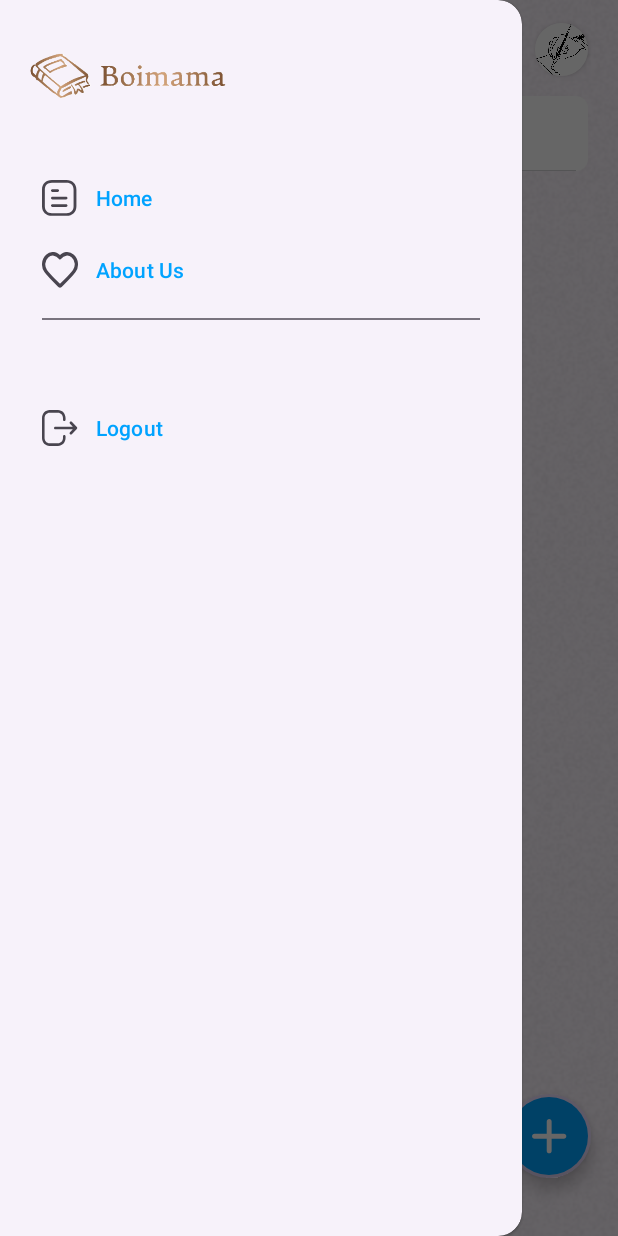
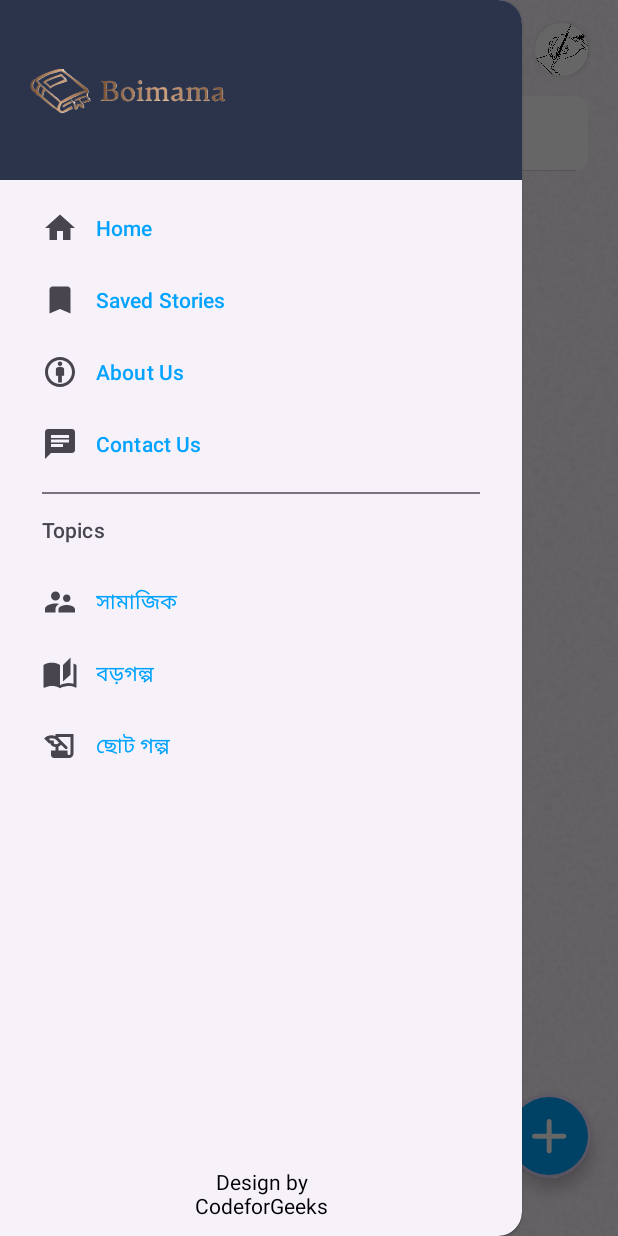
Before and after one commit to riteshbangal/BoimamaAndroidApp, an Android app: the ListStoriesActivity screen opened directly, with no data from a screen before it, with the side drawer open, on a phone screen of 412 x 824 dp. Run offline under Robolectric (Android 15) with nearby library versions, the phone set to English and light mode, and no system bars; pictures from the network do not load; Roboto replaces fonts that are not available here; 2 statements that could not run were skipped.

Commit message:
Implement Navigation Drawer Menu

```diff
--- a/app/src/main/java/in/boimama/app/android/utils/ApplicationConstants.java
+++ b/app/src/main/java/in/boimama/app/android/utils/ApplicationConstants.java
@@ -7,6 +7,8 @@ public class ApplicationConstants {
     }
 
     // Define constant fields here
+
+    public static final String EMPTY_STRING = "";
     public static final String SUCCESS_MESSAGE = "success";
     public static final String FAILURE_MESSAGE = "failure";
 
--- /dev/null
+++ b/app/src/main/res/drawable/about_us_icon.xml
@@ -0,0 +1,7 @@
+<vector android:height="24dp" android:tint="#000000"
+    android:viewportHeight="24" android:viewportWidth="24"
+    android:width="24dp" xmlns:android="http://schemas.android.com/apk/res/android">
+    <path android:fillColor="@android:color/white" android:pathData="M12,8.5c-0.91,0 -2.75,0.46 -2.75,1.38v4.62h1.5V19h2.5v-4.5h1.5V9.88C14.75,8.97 12.91,8.5 12,8.5z"/>
+    <path android:fillColor="@android:color/white" android:pathData="M12,2C6.47,2 2,6.47 2,12s4.47,10 10,10s10,-4.48 10,-10S17.52,2 12,2zM12,20c-4.42,0 -8,-3.58 -8,-8s3.58,-8 8,-8s8,3.58 8,8S16.42,20 12,20z"/>
+    <path android:fillColor="@android:color/white" android:pathData="M12,6.5m-1.5,0a1.5,1.5 0,1 1,3 0a1.5,1.5 0,1 1,-3 0"/>
+</vector>
--- /dev/null
+++ b/app/src/main/res/drawable/barogalpo_icon.xml
@@ -0,0 +1,5 @@
+<vector android:height="24dp" android:tint="#000000"
+    android:viewportHeight="24" android:viewportWidth="24"
+    android:width="24dp" xmlns:android="http://schemas.android.com/apk/res/android">
+    <path android:fillColor="@android:color/white" android:pathData="M19,1l-5,5v11l5,-4.5L19,1zM1,6v14.65c0,0.25 0.25,0.5 0.5,0.5 0.1,0 0.15,-0.05 0.25,-0.05C3.1,20.45 5.05,20 6.5,20c1.95,0 4.05,0.4 5.5,1.5L12,6c-1.45,-1.1 -3.55,-1.5 -5.5,-1.5S2.45,4.9 1,6zM23,19.5L23,6c-0.6,-0.45 -1.25,-0.75 -2,-1v13.5c-1.1,-0.35 -2.3,-0.5 -3.5,-0.5 -1.7,0 -4.15,0.65 -5.5,1.5v2c1.35,-0.85 3.8,-1.5 5.5,-1.5 1.65,0 3.35,0.3 4.75,1.05 0.1,0.05 0.15,0.05 0.25,0.05 0.25,0 0.5,-0.25 0.5,-0.5v-1.1z"/>
+</vector>
--- /dev/null
+++ b/app/src/main/res/drawable/contact_icon.xml
@@ -0,0 +1,5 @@
+<vector android:autoMirrored="true" android:height="24dp"
+    android:tint="#000000" android:viewportHeight="24"
+    android:viewportWidth="24" android:width="24dp" xmlns:android="http://schemas.android.com/apk/res/android">
+    <path android:fillColor="@android:color/white" android:pathData="M20,2L4,2c-1.1,0 -1.99,0.9 -1.99,2L2,22l4,-4h14c1.1,0 2,-0.9 2,-2L22,4c0,-1.1 -0.9,-2 -2,-2zM6,9h12v2L6,11L6,9zM14,14L6,14v-2h8v2zM18,8L6,8L6,6h12v2z"/>
+</vector>
--- /dev/null
+++ b/app/src/main/res/drawable/home_icon.xml
@@ -0,0 +1,5 @@
+<vector android:height="24dp" android:tint="#000000"
+    android:viewportHeight="24" android:viewportWidth="24"
+    android:width="24dp" xmlns:android="http://schemas.android.com/apk/res/android">
+    <path android:fillColor="@android:color/white" android:pathData="M10,20v-6h4v6h5v-8h3L12,3 2,12h3v8z"/>
+</vector>
--- /dev/null
+++ b/app/src/main/res/drawable/pen_paper_icon.xml
@@ -0,0 +1,5 @@
+<vector android:height="24dp" android:tint="#000000"
+    android:viewportHeight="24" android:viewportWidth="24"
+    android:width="24dp" xmlns:android="http://schemas.android.com/apk/res/android">
+    <path android:fillColor="@android:color/white" android:pathData="M9,4v1.38c-0.83,-0.33 -1.72,-0.5 -2.61,-0.5c-1.79,0 -3.58,0.68 -4.95,2.05l3.33,3.33h1.11v1.11c0.86,0.86 1.98,1.31 3.11,1.36V15H6v3c0,1.1 0.9,2 2,2h10c1.66,0 3,-1.34 3,-3V4H9zM7.89,10.41V8.26H5.61L4.57,7.22C5.14,7 5.76,6.88 6.39,6.88c1.34,0 2.59,0.52 3.54,1.46l1.41,1.41l-0.2,0.2c-0.51,0.51 -1.19,0.8 -1.92,0.8C8.75,10.75 8.29,10.63 7.89,10.41zM19,17c0,0.55 -0.45,1 -1,1s-1,-0.45 -1,-1v-2h-6v-2.59c0.57,-0.23 1.1,-0.57 1.56,-1.03l0.2,-0.2L15.59,14H17v-1.41l-6,-5.97V6h8V17z"/>
+</vector>
--- /dev/null
+++ b/app/src/main/res/drawable/saved_list.xml
@@ -0,0 +1,5 @@
+<vector android:height="24dp" android:tint="#000000"
+    android:viewportHeight="24" android:viewportWidth="24"
+    android:width="24dp" xmlns:android="http://schemas.android.com/apk/res/android">
+    <path android:fillColor="@android:color/white" android:pathData="M17,3H7c-1.1,0 -1.99,0.9 -1.99,2L5,21l7,-3 7,3V5c0,-1.1 -0.9,-2 -2,-2z"/>
+</vector>
--- /dev/null
+++ b/app/src/main/res/drawable/social_icon.xml
@@ -0,0 +1,5 @@
+<vector android:height="24dp" android:tint="#000000"
+    android:viewportHeight="24" android:viewportWidth="24"
+    android:width="24dp" xmlns:android="http://schemas.android.com/apk/res/android">
+    <path android:fillColor="@android:color/white" android:pathData="M16.5,12c1.38,0 2.49,-1.12 2.49,-2.5S17.88,7 16.5,7C15.12,7 14,8.12 14,9.5s1.12,2.5 2.5,2.5zM9,11c1.66,0 2.99,-1.34 2.99,-3S10.66,5 9,5C7.34,5 6,6.34 6,8s1.34,3 3,3zM16.5,14c-1.83,0 -5.5,0.92 -5.5,2.75L11,19h11v-2.25c0,-1.83 -3.67,-2.75 -5.5,-2.75zM9,13c-2.33,0 -7,1.17 -7,3.5L2,19h7v-2.25c0,-0.85 0.33,-2.34 2.37,-3.47C10.5,13.1 9.66,13 9,13z"/>
+</vector>
--- a/app/src/main/res/layout/activity_list_stories.xml
+++ b/app/src/main/res/layout/activity_list_stories.xml
@@ -11,6 +11,7 @@
     tools:context=".story.ListStoriesActivity">
 
     <androidx.constraintlayout.widget.ConstraintLayout
+        android:id="@+id/containerLayoutStoriesWindow"
         android:layout_width="match_parent"
         android:layout_height="match_parent"
         android:orientation="vertical">
@@ -39,7 +40,7 @@
         <FrameLayout
             android:id="@+id/fragmentContainer"
             android:layout_width="match_parent"
-            android:layout_height="match_parent" />
+            android:layout_height="match_parent"/>
 
         <androidx.cardview.widget.CardView
             android:id="@+id/cardViewProfileImage"
@@ -149,7 +150,7 @@
         app:menu="@menu/nav_menu"
         app:itemTextColor="@color/blue">
 
-        <include layout="@layout/nav_header" />
+        <include layout="@layout/nav_footer" />
 
     </com.google.android.material.navigation.NavigationView>
 
--- a/app/src/main/res/layout/nav_footer.xml
+++ b/app/src/main/res/layout/nav_footer.xml
@@ -7,16 +7,12 @@
 
     <TextView
         android:id="@+id/appDesignerText"
-        android:layout_width="wrap_content"
+        android:layout_width="match_parent"
         android:layout_height="wrap_content"
         android:fontFamily="@font/love_ya_like_a_sister"
         android:gravity="center"
         android:text="@string/appDesignerText"
         android:textColor="@color/black"
-        app:layout_constraintBottom_toBottomOf="parent"
-        app:layout_constraintEnd_toEndOf="parent"
-        app:layout_constraintHorizontal_bias="0.05"
-        app:layout_constraintStart_toStartOf="parent"
-        app:layout_constraintTop_toTopOf="parent"/>
+        android:layout_marginTop="350pt"/>
 
 </LinearLayout>
--- a/app/src/main/res/layout/nav_header.xml
+++ b/app/src/main/res/layout/nav_header.xml
@@ -1,15 +1,19 @@
 <?xml version="1.0" encoding="utf-8"?>
-<androidx.constraintlayout.widget.ConstraintLayout xmlns:android="http://schemas.android.com/apk/res/android"
+<androidx.constraintlayout.widget.ConstraintLayout
+    xmlns:android="http://schemas.android.com/apk/res/android"
+    xmlns:app="http://schemas.android.com/apk/res-auto"
     android:layout_width="match_parent"
-    android:layout_height="match_parent"
-    xmlns:app="http://schemas.android.com/apk/res-auto">
+    android:layout_height="120dp"
+    android:background="@color/app_dark_background">
 
     <ImageView
         android:id="@+id/imageViewBannerLogo"
         android:layout_width="175dp"
         android:layout_height="100dp"
+        android:layout_centerVertical="true"
+        app:layout_constraintBottom_toBottomOf="parent"
+        app:layout_constraintEnd_toEndOf="parent"
         app:layout_constraintHorizontal_bias="0.00"
-        app:layout_constraintEnd_toEndOf="parent"
         app:layout_constraintStart_toStartOf="parent"
         app:layout_constraintTop_toTopOf="parent"
         app:srcCompat="@drawable/boimama_banner_logo" />
--- a/app/src/main/res/menu/nav_menu.xml
+++ b/app/src/main/res/menu/nav_menu.xml
@@ -8,22 +8,43 @@
 
         <item
             android:id="@+id/nav_home"
-            android:icon="@drawable/my_articles_icon"
+            android:icon="@drawable/home_icon"
             android:title="Home"/>
 
         <item
+            android:id="@+id/saved_stories"
+            android:icon="@drawable/saved_list"
+            android:title="Saved Stories"/>
+
+        <item
             android:id="@+id/nav_about"
-            android:icon="@drawable/like_icon"
+            android:icon="@drawable/about_us_icon"
             android:title="About Us"/>
+
+        <item
+            android:id="@+id/nav_contact"
+            android:icon="@drawable/contact_icon"
+            android:title="Contact Us"/>
     </group>
     <item
-        android:title="">
+        android:title="Topics">
 
         <menu>
             <item
-                android:id="@+id/nav_logout"
-                android:icon="@drawable/logout_icon"
-                android:title="Logout"/>
+                android:id="@+id/nav_social_story"
+                android:icon="@drawable/social_icon"
+                android:title="সামাজিক"/>
+
+            <item
+                android:id="@+id/nav_long_story"
+                android:icon="@drawable/barogalpo_icon"
+                android:title="বড়গল্প"/>
+
+            <item
+                android:id="@+id/nav_short_story"
+                android:icon="@drawable/pen_paper_icon"
+                android:title="ছোট গল্প"/>
+
         </menu>
 
     </item>
```
Also changed, not shown: app/src/main/java/in/boimama/app/android/SplashActivity.java (+12 -2 lines), app/src/main/java/in/boimama/app/android/story/ListStoriesActivity.java (+23 -4 lines).
